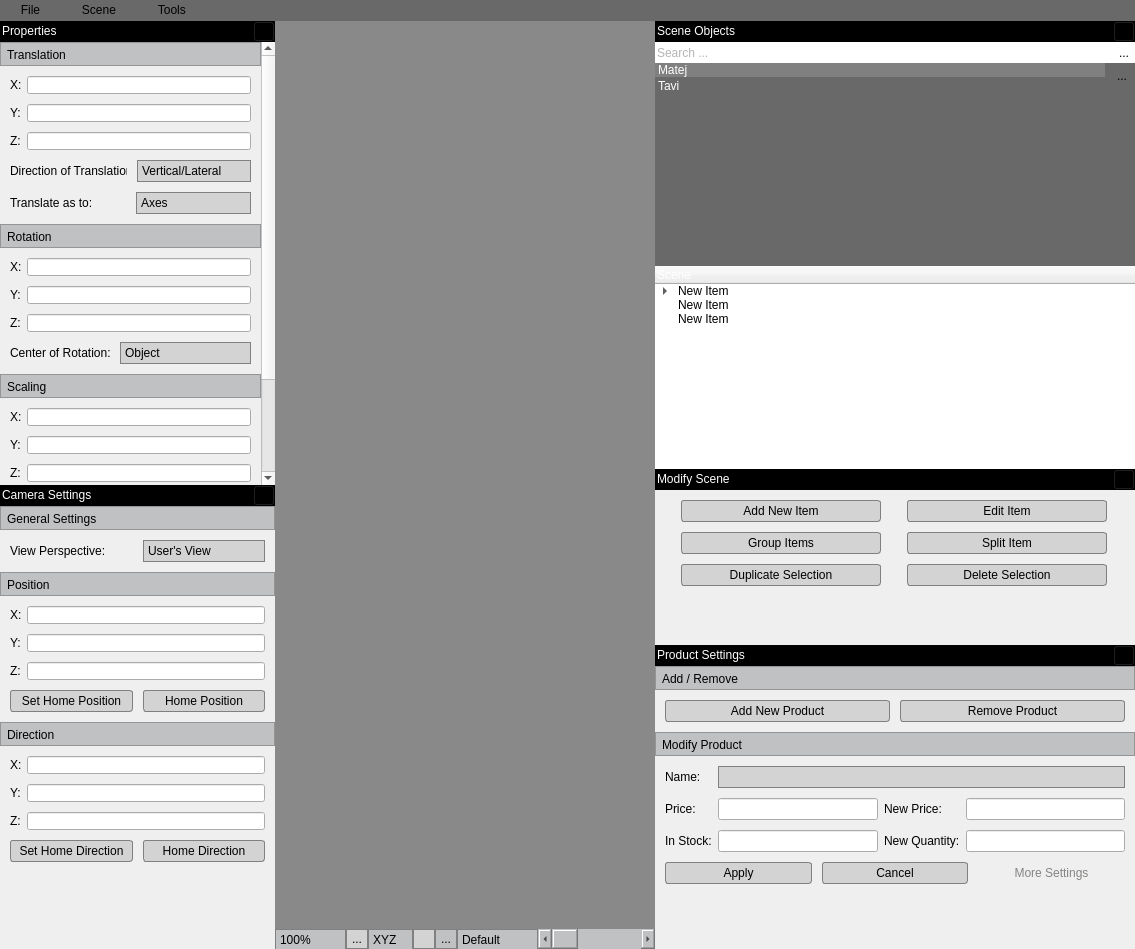
The window that ExercisesAndTutorials/OSG/Various/Src/libGUIExample/GUI-MainWindow.ui (octaviansoldea/VRShop) describes before a commit, drawn with Qt 5.
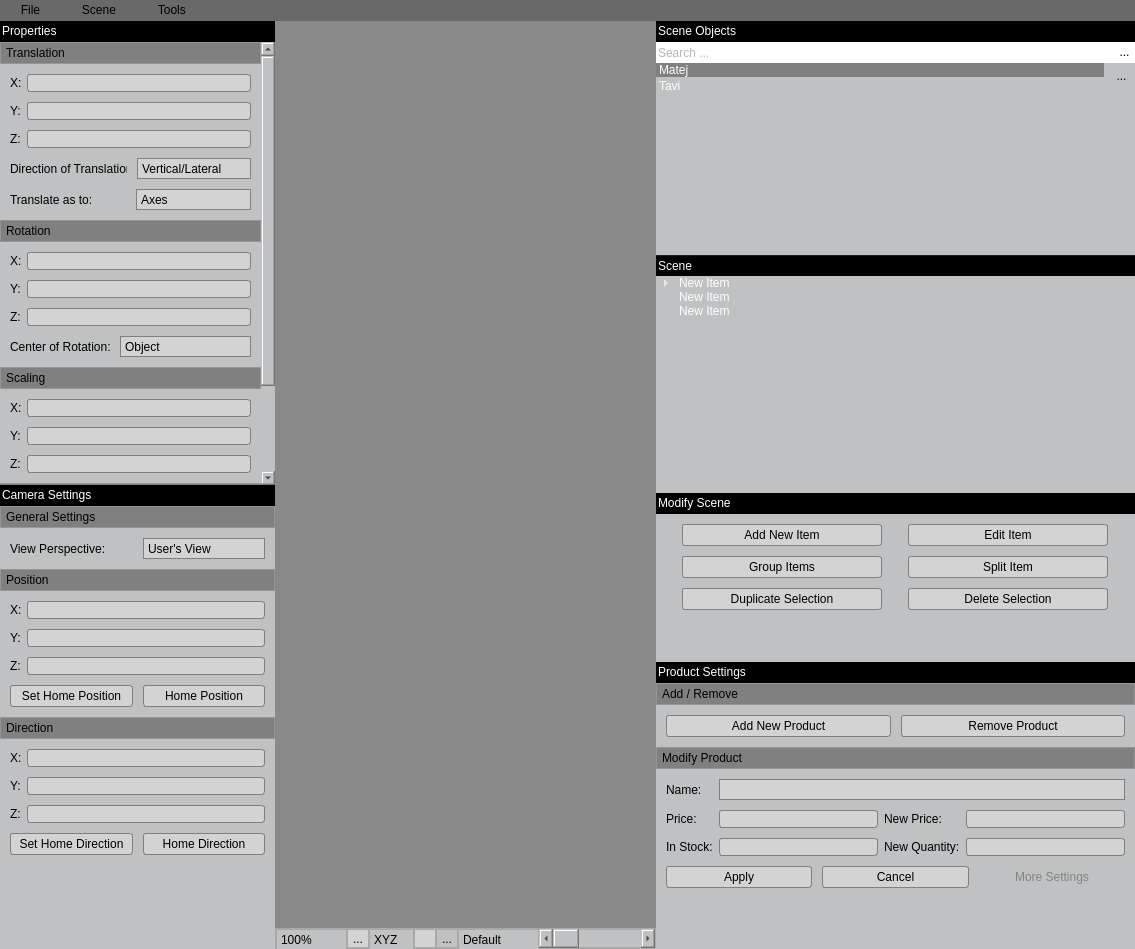
The same window after the commit. Icons and pictures are not drawn. Custom widgets are drawn as their Qt base class.

Patch:
```diff
--- a/ExercisesAndTutorials/OSG/Various/Src/libGUIExample/GUI-MainWindow.ui
+++ b/ExercisesAndTutorials/OSG/Various/Src/libGUIExample/GUI-MainWindow.ui
@@ -14,7 +14,7 @@
    </rect>
   </property>
   <property name="sizePolicy">
-   <sizepolicy hsizetype="MinimumExpanding" vsizetype="MinimumExpanding">
+   <sizepolicy hsizetype="Expanding" vsizetype="Expanding">
     <horstretch>0</horstretch>
     <verstretch>0</verstretch>
    </sizepolicy>
@@ -23,11 +23,17 @@
    <string>MainWindow</string>
   </property>
   <property name="styleSheet">
-   <string notr="true">QPushButton {
+   <string notr="true">QWidget {
+	background-color: rgb(191,193,194);
+}
+
+/*	Push button*/
+QPushButton {
+	min-height: 20px;
 	border: 1px solid gray;
 	border-radius: 3px;
 	background-color: lightgray;
-	min-height: 20px;
+	selection-background-color: gray;
 }
 
 QPushButton:hover {
@@ -35,10 +41,7 @@
 	border-radius: 3px;
 }
 
-QAbstractButton:flat {
-	background-color: transparent;
-}
-
+/*Menu bar*/
 QMenuBar {
 	background-color:rgb(105,105,105);
 	spacing: 0px;
@@ -53,57 +56,57 @@
 	border: 1px solid black;
 }
 
+/*Combo box*/
+QComboBox {
+	min-height: 19px;
+	background-color: lightgray;
+	selection-background-color: gray;
+	padding-left: 4px;
+	border: 1px solid gray;
+}
+
 QComboBox::down-arrow {
 	image: url(C:/Projekti/arrow_down.png);
     width: 10px;
     height: 10px;
 }
 
-
-QComboBox {
-	min-height: 20px;
-	max-height: 20px;
-	background-color: lightgray;
-	selection-background-color: gray;
-	padding-left: 4px;
-	border: 1px solid gray;
-}
-
-
-QMenuBar::item:selected, QMenu::item:selected,QTreeWidget::item:selected, QListWidget::item:selected, QComboBox:hover
-{
-	background-color: gray;
-}
-
-
-QComboBox:on { /* shift the text when the popup opens */
-	padding-top: 3px;
-	padding-left: 4px;
-}
-
 QComboBox::drop-down {
 	border: 0px;
-	border-radius: 3px;
-}
-
-QComboBox::down-arrow:on { /* shift the arrow when popup is open*/
-	top: 1px;
-	left: 1px;
+    subcontrol-position: top right;
+    width: 15px;
 }
 
 QComboBox QAbstractItemView {
+	border: 1px solid black;
 	background-color: lightgray;
 	selection-background-color: gray;
 }
 
 
-/*TOOL BUTTON*/
+QMenuBar::item:selected, QMenu::item:selected,QListWidget::item:selected, QComboBox:hover
+{
+	background-color: gray;
+}
+
+
+/*Tool button*/
 QToolButton {
 	max-width: 20px;
 	max-height: 20px;
+	border: 0px solid gray;
 }
 
-</string>
+/*Line edit*/
+QLineEdit {
+    border: 1px solid gray;
+	border-radius: 3px;
+    background-color: lightgray;
+    selection-background-color: darkgray;
+}</string>
+  </property>
+  <property name="animated">
+   <bool>false</bool>
   </property>
   <property name="documentMode">
    <bool>false</bool>
@@ -156,6 +159,9 @@
       <property name="lineWidth">
        <number>0</number>
       </property>
+      <property name="midLineWidth">
+       <number>0</number>
+      </property>
       <property name="orientation">
        <enum>Qt::Horizontal</enum>
       </property>
@@ -282,8 +288,8 @@
               </property>
               <property name="maximumSize">
                <size>
-                <width>22</width>
-                <height>22</height>
+                <width>20</width>
+                <height>20</height>
                </size>
               </property>
               <property name="layoutDirection">
@@ -318,6 +324,9 @@
            <property name="frameShape">
             <enum>QFrame::NoFrame</enum>
            </property>
+           <property name="lineWidth">
+            <number>0</number>
+           </property>
            <property name="verticalScrollBarPolicy">
             <enum>Qt::ScrollBarAsNeeded</enum>
            </property>
@@ -332,8 +341,8 @@
              <rect>
               <x>0</x>
               <y>0</y>
-              <width>240</width>
-              <height>574</height>
+              <width>261</width>
+              <height>563</height>
              </rect>
             </property>
             <layout class="QVBoxLayout" name="verticalLayout_8">
@@ -354,6 +363,12 @@
              </property>
              <item>
               <widget class="QFrame" name="verticalFrame">
+               <property name="sizePolicy">
+                <sizepolicy hsizetype="Preferred" vsizetype="Preferred">
+                 <horstretch>0</horstretch>
+                 <verstretch>0</verstretch>
+                </sizepolicy>
+               </property>
                <property name="styleSheet">
                 <string notr="true">background-color:rgb(191,193,194)</string>
                </property>
@@ -387,7 +402,7 @@
                   <property name="minimumSize">
                    <size>
                     <width>0</width>
-                    <height>22</height>
+                    <height>20</height>
                    </size>
                   </property>
                   <property name="maximumSize">
@@ -410,8 +425,9 @@
                   </property>
                   <property name="styleSheet">
                    <string notr="true">QPushButton {
-    background-color: transparent;
-	border: 1px solid rgba( 35, 35, 35, 0% );
+	background-color: gray;
+	border: 0px;
+	border-radius: 0px;
 	text-align: left;
 	padding-left: 5px;
 }
@@ -682,7 +698,7 @@
                   <property name="minimumSize">
                    <size>
                     <width>0</width>
-                    <height>22</height>
+                    <height>20</height>
                    </size>
                   </property>
                   <property name="maximumSize">
@@ -699,8 +715,9 @@
                   </property>
                   <property name="styleSheet">
                    <string notr="true">QPushButton {
-    background-color:transparent;
-	border: 1px solid rgba( 35, 35, 35, 0% );
+    background-color:gray;
+	border: 0px;
+	border-radius: 0px;
 	text-align: left;
 	padding-left: 5px;
 }
@@ -903,7 +920,7 @@
                   <property name="minimumSize">
                    <size>
                     <width>0</width>
-                    <height>22</height>
+                    <height>20</height>
                    </size>
                   </property>
                   <property name="maximumSize">
@@ -920,8 +937,9 @@
                   </property>
                   <property name="styleSheet">
                    <string notr="true">QPushButton {
-    background-color: transparent;
-	border: 1px solid rgba( 35, 35, 35, 0% );
+    background-color: gray;
+	border: 0px;
+	border-radius: 0px;
 	text-align: left;
 	padding-left: 5px;
 }
@@ -1081,7 +1099,7 @@
                   <property name="minimumSize">
                    <size>
                     <width>0</width>
-                    <height>22</height>
+                    <height>20</height>
                    </size>
                   </property>
                   <property name="maximumSize">
@@ -1098,8 +1116,9 @@
                   </property>
                   <property name="styleSheet">
                    <string notr="true">QPushButton {
-	border: 1px solid rgba( 35, 35, 35, 0% );
-	background-color:transparent;
+	border: 0px;
+	border-radius: 0px;
+	background-color:gray;
 	text-align: left;
 	padding-left: 5px;
 }
@@ -1356,8 +1375,8 @@
               </property>
               <property name="maximumSize">
                <size>
-                <width>22</width>
-                <height>22</height>
+                <width>20</width>
+                <height>20</height>
                </size>
               </property>
               <property name="layoutDirection">
@@ -1412,7 +1431,7 @@
              <rect>
               <x>0</x>
               <y>0</y>
-              <width>251</width>
+              <width>275</width>
               <height>443</height>
              </rect>
             </property>
@@ -1457,7 +1476,7 @@
                  <rect>
                   <x>0</x>
                   <y>0</y>
-                  <width>251</width>
+                  <width>275</width>
                   <height>443</height>
                  </rect>
                 </property>
@@ -1512,7 +1531,7 @@
                       <property name="minimumSize">
                        <size>
                         <width>0</width>
-                        <height>22</height>
+                        <height>20</height>
                        </size>
                       </property>
                       <property name="maximumSize">
@@ -1535,8 +1554,9 @@
                       </property>
                       <property name="styleSheet">
                        <string notr="true">QPushButton {
-    background-color: transparent;
-	border: 1px solid rgba( 35, 35, 35, 0% );
+    background-color: gray;
+	border: 0px;
+	border-radius: 0px;
 	text-align: left;
 	padding-left: 5px;
 }
@@ -1663,7 +1683,7 @@
                       <property name="minimumSize">
                        <size>
                         <width>0</width>
-                        <height>22</height>
+                        <height>20</height>
                        </size>
                       </property>
                       <property name="maximumSize">
@@ -1680,8 +1700,9 @@
                       </property>
                       <property name="styleSheet">
                        <string notr="true">QPushButton {
-    background-color:transparent;
-	border: 1px solid rgba( 35, 35, 35, 0% );
+    background-color:gray;
+	border: 0px;
+	border-radius: 0px;
 	text-align: left;
 	padding-left: 5px;
 }
@@ -1889,7 +1910,7 @@
                       <property name="minimumSize">
                        <size>
                         <width>0</width>
-                        <height>22</height>
+                        <height>20</height>
                        </size>
                       </property>
                       <property name="maximumSize">
@@ -1906,8 +1927,9 @@
                       </property>
                       <property name="styleSheet">
                        <string notr="true">QPushButton {
-    background-color: transparent;
-	border: 1px solid rgba( 35, 35, 35, 0% );
+    background-color: gray;
+	border: 0px;
+	border-radius: 0px;
 	text-align: left;
 	padding-left: 5px;
 }
@@ -2126,8 +2148,17 @@
         </property>
         <item>
          <widget class="QWidget" name="verticalWidget" native="true">
+          <property name="sizePolicy">
+           <sizepolicy hsizetype="Expanding" vsizetype="Expanding">
+            <horstretch>0</horstretch>
+            <verstretch>0</verstretch>
+           </sizepolicy>
+          </property>
           <property name="styleSheet">
-           <string notr="true">background-color:rgb(137,137,137);</string>
+           <string notr="true">background-color:rgb(137,137,137);
+margin: 0px 0px;
+border: 0px;
+padding: 0px;</string>
           </property>
           <layout class="QVBoxLayout" name="verticalLayout_16">
            <property name="spacing">
@@ -2147,6 +2178,12 @@
            </property>
            <item>
             <widget class="OSGQT_Widget" name="m_pOSGQTWidget" native="true">
+             <property name="sizePolicy">
+              <sizepolicy hsizetype="Expanding" vsizetype="Expanding">
+               <horstretch>0</horstretch>
+               <verstretch>0</verstretch>
+              </sizepolicy>
+             </property>
              <property name="styleSheet">
               <string notr="true">background-color:rgb(137,137,137);</string>
              </property>
@@ -2158,7 +2195,7 @@
         <item>
          <widget class="QFrame" name="frame_5">
           <property name="sizePolicy">
-           <sizepolicy hsizetype="Minimum" vsizetype="Minimum">
+           <sizepolicy hsizetype="Expanding" vsizetype="Expanding">
             <horstretch>0</horstretch>
             <verstretch>0</verstretch>
            </sizepolicy>
@@ -2166,11 +2203,12 @@
           <property name="maximumSize">
            <size>
             <width>16777215</width>
-            <height>20</height>
+            <height>21</height>
            </size>
           </property>
           <property name="styleSheet">
-           <string notr="true">background-color: rgb(191, 193, 194);</string>
+           <string notr="true">background-color: rgb(191, 193, 194);
+border: 1px solid darkgray;</string>
           </property>
           <layout class="QHBoxLayout" name="horizontalLayout">
            <property name="spacing">
@@ -2193,16 +2231,22 @@
            </property>
            <item>
             <widget class="QComboBox" name="comboBox_2">
+             <property name="sizePolicy">
+              <sizepolicy hsizetype="Preferred" vsizetype="Preferred">
+               <horstretch>0</horstretch>
+               <verstretch>0</verstretch>
+              </sizepolicy>
+             </property>
              <property name="minimumSize">
               <size>
                <width>0</width>
-               <height>22</height>
+               <height>21</height>
               </size>
              </property>
              <property name="maximumSize">
               <size>
                <width>71</width>
-               <height>22</height>
+               <height>16777215</height>
               </size>
              </property>
              <property name="mouseTracking">
@@ -2256,13 +2300,15 @@
              </property>
              <property name="styleSheet">
               <string notr="true">QToolButton:checked {
-	border: 1px solid gray;
 	background-color: rgb(191,193,194);
+	padding: 0px 0px;
+	margin: 0px 0px;
 }
 
 QToolButton:!checked {
-	border: 1px solid gray;
 	background-color: lightgray;
+	padding: 0px 0px;
+	margin: 0px 0px;
 }</string>
              </property>
              <property name="text">
@@ -2297,13 +2343,13 @@
              <property name="minimumSize">
               <size>
                <width>0</width>
-               <height>22</height>
+               <height>21</height>
               </size>
              </property>
              <property name="maximumSize">
               <size>
                <width>45</width>
-               <height>22</height>
+               <height>16777215</height>
               </size>
              </property>
              <property name="mouseTracking">
@@ -2386,12 +2432,10 @@
              </property>
              <property name="styleSheet">
               <string notr="true">QToolButton:checked {
-	border: 1px solid gray;
 	background-color: rgb(191,193,194);
 }
 
 QToolButton:!checked {
-	border: 1px solid gray;
 	background-color: lightgray;
 }</string>
              </property>
@@ -2438,12 +2482,10 @@
              </property>
              <property name="styleSheet">
               <string notr="true">QToolButton:checked {
-	border: 1px solid gray;
 	background-color: rgb(191,193,194);
 }
 
 QToolButton:!checked {
-	border: 1px solid gray;
 	background-color: lightgray;
 }</string>
              </property>
@@ -2467,13 +2509,13 @@
              <property name="minimumSize">
               <size>
                <width>0</width>
-               <height>22</height>
+               <height>21</height>
               </size>
              </property>
              <property name="maximumSize">
               <size>
                <width>81</width>
-               <height>22</height>
+               <height>16777215</height>
               </size>
              </property>
              <property name="toolTip">
@@ -2524,7 +2566,7 @@
              <property name="minimumSize">
               <size>
                <width>0</width>
-               <height>20</height>
+               <height>19</height>
               </size>
              </property>
              <property name="maximumSize">
@@ -2599,6 +2641,9 @@
              <verstretch>0</verstretch>
             </sizepolicy>
            </property>
+           <property name="styleSheet">
+            <string notr="true">background-color:rgb(191,193,194);</string>
+           </property>
            <layout class="QVBoxLayout" name="verticalLayout_7">
             <property name="spacing">
              <number>0</number>
@@ -2696,8 +2741,8 @@
                  </property>
                  <property name="maximumSize">
                   <size>
-                   <width>22</width>
-                   <height>22</height>
+                   <width>20</width>
+                   <height>20</height>
                   </size>
                  </property>
                  <property name="layoutDirection">
@@ -2722,7 +2767,7 @@
              </widget>
             </item>
             <item>
-             <widget class="QFrame" name="frame">
+             <widget class="QWidget" name="widget" native="true">
               <property name="sizePolicy">
                <sizepolicy hsizetype="Expanding" vsizetype="Expanding">
                 <horstretch>0</horstretch>
@@ -2744,12 +2789,6 @@
               <property name="styleSheet">
                <string notr="true">background-color:white;</string>
               </property>
-              <property name="frameShape">
-               <enum>QFrame::NoFrame</enum>
-              </property>
-              <property name="lineWidth">
-               <number>1</number>
-              </property>
               <layout class="QHBoxLayout" name="horizontalLayout_25">
                <property name="spacing">
                 <number>0</number>
@@ -2791,7 +2830,9 @@
                  </property>
                  <property name="styleSheet">
                   <string notr="true">color:rgb(105,105,105);
-background-color:transparent;</string>
+background-color:transparent;
+border-radius: 0px;
+border:0px;</string>
                  </property>
                  <property name="frame">
                   <bool>false</bool>
@@ -2814,15 +2855,16 @@
                  </property>
                  <property name="maximumSize">
                   <size>
-                   <width>22</width>
-                   <height>22</height>
+                   <width>20</width>
+                   <height>20</height>
                   </size>
                  </property>
                  <property name="autoFillBackground">
                   <bool>false</bool>
                  </property>
                  <property name="styleSheet">
-                  <string notr="true">background-color:transparent;</string>
+                  <string notr="true">background-color:transparent;
+border: 0px;</string>
                  </property>
                  <property name="text">
                   <string>...</string>
@@ -2842,7 +2884,7 @@
             <item>
              <widget class="QWidget" name="m_pSearchListWidget" native="true">
               <property name="styleSheet">
-               <string notr="true">background-color:rgb(105,105,105);</string>
+               <string notr="true">background-color:rgb(191,193,194);</string>
               </property>
               <layout class="QHBoxLayout" name="horizontalLayout_4">
                <property name="leftMargin">
@@ -2863,9 +2905,11 @@
                   <bool>true</bool>
                  </property>
                  <property name="styleSheet">
-                  <string notr="true">QListWidget{background-color:rgb(105,105,105)}
-QListWidget{selection-background-color: rgb(132, 132, 132)}
-QListWidget{color:rgb(255,255,255)}
+                  <string notr="true">QListWidget {
+	background-color:rgb(191,193,194);
+	selection-background-color: rgb(132, 132, 132);
+	color:rgb(255,255,255);
+}
 
 QListWidget::item:hover{background-color: rgb(132, 132, 132)}
 </string>
@@ -2958,13 +3002,15 @@
                    <widget class="QToolButton" name="m_pSearchListWidgetButton">
                     <property name="maximumSize">
                      <size>
-                      <width>22</width>
-                      <height>22</height>
+                      <width>24</width>
+                      <height>24</height>
                      </size>
                     </property>
                     <property name="styleSheet">
-                     <string notr="true">background-color:rgb(105,105,105);
-alignment: center top;</string>
+                     <string notr="true">background-color:transparent;
+alignment: center top;
+margin: 2px;
+background-color-pressed:darkgray;</string>
                     </property>
                     <property name="text">
                      <string>...</string>
@@ -3018,11 +3064,22 @@
                <bool>false</bool>
               </property>
               <property name="styleSheet">
-               <string notr="true">QTreeWidget::item:hover{background-color: rgb(132, 132, 132)}
+               <string notr="true">QHeaderView::section {
+	background-color: black;
+	color: white;
+	padding-left: 2px;
+	height: 21px;
+}
 
-QTreeWidget{selection-background-color: rgb(132, 132, 132)}
-QTreeWidget{color:rgb(0,0,0)}
-QTreeWidget{selection-color: rgb(255, 255, 255)}
+QTreeView {
+	background: rgb(191,193,194);
+	selection-background-color: rgb(132, 132, 132);
+	color:rgb(255,255,255);
+}
+
+QTreeView::item:hover,QTreeView::item:selected {
+	background-color: rgb(132,132,132);
+}
 </string>
               </property>
               <property name="frameShape">
@@ -3060,7 +3117,7 @@
                 <string>Scene</string>
                </property>
                <property name="background">
-                <color>
+                <color alpha="0">
                  <red>0</red>
                  <green>0</green>
                  <blue>0</blue>
@@ -3069,9 +3126,9 @@
                <property name="foreground">
                 <brush brushstyle="SolidPattern">
                  <color alpha="255">
-                  <red>255</red>
-                  <green>255</green>
-                  <blue>255</blue>
+                  <red>0</red>
+                  <green>0</green>
+                  <blue>0</blue>
                  </color>
                 </brush>
                </property>
@@ -3103,6 +3160,19 @@
               </item>
              </widget>
             </item>
+            <item>
+             <spacer name="verticalSpacer_2">
+              <property name="orientation">
+               <enum>Qt::Vertical</enum>
+              </property>
+              <property name="sizeHint" stdset="0">
+               <size>
+                <width>20</width>
+                <height>40</height>
+               </size>
+              </property>
+             </spacer>
+            </item>
            </layout>
           </widget>
          </item>
@@ -3218,8 +3288,8 @@
               </property>
               <property name="maximumSize">
                <size>
-                <width>22</width>
-                <height>22</height>
+                <width>20</width>
+                <height>20</height>
                </size>
               </property>
               <property name="layoutDirection">
@@ -3245,6 +3315,9 @@
          </item>
          <item>
           <widget class="QWidget" name="widget_6" native="true">
+           <property name="styleSheet">
+            <string notr="true"/>
+           </property>
            <layout class="QGridLayout" name="gridLayout">
             <property name="leftMargin">
              <number>10</number>
@@ -3363,22 +3436,22 @@
               </property>
              </widget>
             </item>
-            <item row="3" column="0" colspan="2">
-             <spacer name="verticalSpacer_4">
-              <property name="orientation">
-               <enum>Qt::Vertical</enum>
-              </property>
-              <property name="sizeHint" stdset="0">
-               <size>
-                <width>20</width>
-                <height>40</height>
-               </size>
-              </property>
-             </spacer>
-            </item>
            </layout>
           </widget>
          </item>
+         <item>
+          <spacer name="verticalSpacer_5">
+           <property name="orientation">
+            <enum>Qt::Vertical</enum>
+           </property>
+           <property name="sizeHint" stdset="0">
+            <size>
+             <width>20</width>
+             <height>40</height>
+            </size>
+           </property>
+          </spacer>
+         </item>
         </layout>
        </widget>
        <widget class="QWidget" name="widget_12" native="true">
@@ -3491,8 +3564,8 @@
               </property>
               <property name="maximumSize">
                <size>
-                <width>22</width>
-                <height>22</height>
+                <width>20</width>
+                <height>20</height>
                </size>
               </property>
               <property name="layoutDirection">
@@ -3541,8 +3614,8 @@
              <rect>
               <x>0</x>
               <y>0</y>
-              <width>374</width>
-              <height>277</height>
+              <width>481</width>
+              <height>268</height>
              </rect>
             </property>
             <layout class="QVBoxLayout" name="verticalLayout_14">
@@ -3559,7 +3632,7 @@
               <number>0</number>
              </property>
              <property name="bottomMargin">
-              <number>0</number>
+              <number>7</number>
              </property>
              <item>
               <widget class="QFrame" name="verticalFrame_2">
@@ -3599,7 +3672,7 @@
                   <property name="minimumSize">
                    <size>
                     <width>0</width>
-                    <height>22</height>
+                    <height>20</height>
                    </size>
                   </property>
                   <property name="maximumSize">
@@ -3622,8 +3695,9 @@
                   </property>
                   <property name="styleSheet">
                    <string notr="true">QPushButton {
-    background-color: transparent;
-	border: 1px solid rgba( 35, 35, 35, 0% );
+    background-color: gray;
+	border: 0px;
+	border-radius: 0px;
 	text-align: left;
 	padding-left: 5px;
 }
@@ -3733,6 +3807,9 @@
                 <enum>QFrame::StyledPanel</enum>
                </property>
                <layout class="QVBoxLayout" name="verticalLayout_24">
+                <property name="spacing">
+                 <number>0</number>
+                </property>
                 <property name="leftMargin">
                  <number>0</number>
                 </property>
@@ -3759,7 +3836,7 @@
                   <property name="minimumSize">
                    <size>
                     <width>0</width>
-                    <height>22</height>
+                    <height>20</height>
                    </size>
                   </property>
                   <property name="maximumSize">
@@ -3776,8 +3853,9 @@
                   </property>
                   <property name="styleSheet">
                    <string notr="true">QPushButton {
-    background-color:transparent;
-	border: 1px solid rgba( 35, 35, 35, 0% );
+    background-color: gray;
+	border: 0px;
+	border-radius: 0px;
 	text-align: left;
 	padding-left: 5px;
 }
@@ -3835,7 +3913,11 @@
                  <widget class="QComboBox" name="comboBox_3"/>
                 </item>
                 <item row="1" column="1">
-                 <widget class="QLineEdit" name="lineEdit"/>
+                 <widget class="QLineEdit" name="lineEdit">
+                  <property name="styleSheet">
+                   <string notr="true"/>
+                  </property>
+                 </widget>
                 </item>
                 <item row="1" column="0">
                  <widget class="QLabel" name="label_6">
@@ -3937,7 +4019,7 @@
                     <property name="styleSheet">
                      <string notr="true">color: rgb(132, 132, 130);
 border: 0px;
-selection-background-color: gray;</string>
+background-color: rgb(191,193,194);</string>
                     </property>
                     <property name="text">
                      <string>More Settings</string>
@@ -3953,7 +4035,7 @@
               </widget>
              </item>
              <item>
-              <spacer name="verticalSpacer_6">
+              <spacer name="verticalSpacer_4">
                <property name="orientation">
                 <enum>Qt::Vertical</enum>
                </property>
```
Left out of the diff: 302 changed lines with no effect on the pictures.
